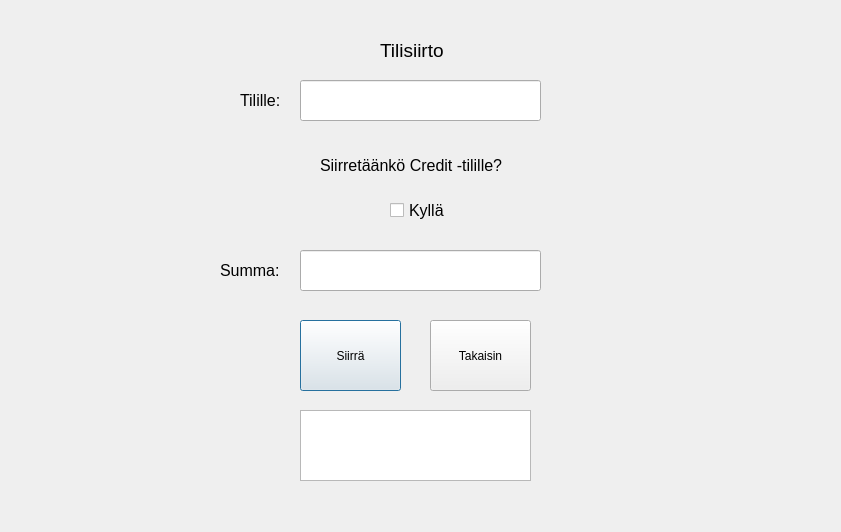
Qt form bankautomat/tilisiirto.ui (tvt21kmo-bank-project/group_8) before a commit.
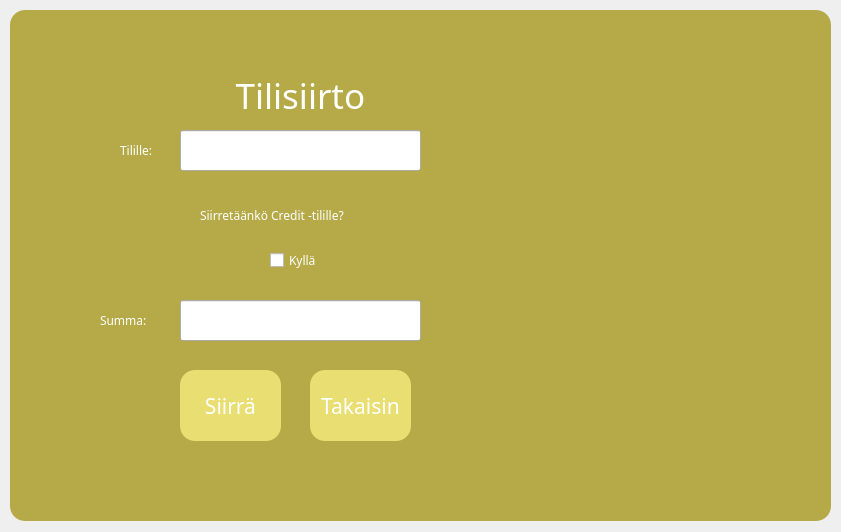
The same form after that commit.

```diff
--- a/bankautomat/tilisiirto.ui
+++ b/bankautomat/tilisiirto.ui
@@ -13,151 +13,229 @@
   <property name="windowTitle">
    <string>Dialog</string>
   </property>
-  <widget class="QPushButton" name="btnSiirra">
-   <property name="geometry">
-    <rect>
-     <x>300</x>
-     <y>320</y>
-     <width>101</width>
-     <height>71</height>
-    </rect>
-   </property>
-   <property name="text">
-    <string>Siirrä</string>
-   </property>
-  </widget>
-  <widget class="QPushButton" name="btnTakaisin">
+  <property name="styleSheet">
+   <string notr="true"> *
+{
+font-family: century gothic;
+color:white;
+}
+QPushButton
+{
+background:#e9de72;
+border-radius:60px;
+
+}
+QPushButton
+{
+color:;
+border-radius:15px;
+}
+QFrame
+{
+background:#b5aa47;
+border-radius:15px;
+}
+</string>
+  </property>
+  <widget class="QFrame" name="frame">
    <property name="geometry">
     <rect>
-     <x>430</x>
-     <y>320</y>
-     <width>101</width>
-     <height>71</height>
+     <x>10</x>
+     <y>10</y>
+     <width>821</width>
+     <height>511</height>
     </rect>
    </property>
-   <property name="text">
-    <string>Takaisin</string>
+   <property name="frameShape">
+    <enum>QFrame::StyledPanel</enum>
    </property>
-  </widget>
-  <widget class="QLineEdit" name="lineTilille">
-   <property name="geometry">
-    <rect>
-     <x>300</x>
-     <y>80</y>
-     <width>241</width>
-     <height>41</height>
-    </rect>
+   <property name="frameShadow">
+    <enum>QFrame::Raised</enum>
    </property>
-  </widget>
   <widget class="QLabel" name="label">
    <property name="geometry">
     <rect>
-     <x>380</x>
-     <y>20</y>
+      <x>200</x>
+      <y>60</y>
      <width>181</width>
-     <height>61</height>
+      <height>51</height>
     </rect>
    </property>
    <property name="font">
     <font>
-     <pointsize>14</pointsize>
+      <family>century gothic</family>
+      <pointsize>26</pointsize>
     </font>
    </property>
    <property name="text">
     <string>Tilisiirto</string>
    </property>
-  </widget>
-  <widget class="QLabel" name="label_2">
+    <property name="alignment">
+     <set>Qt::AlignCenter</set>
+    </property>
+   </widget>
+   <widget class="QTextEdit" name="textSiirto">
    <property name="geometry">
     <rect>
-     <x>320</x>
-     <y>140</y>
-     <width>271</width>
-     <height>51</height>
+      <x>480</x>
+      <y>120</y>
+      <width>231</width>
+      <height>311</height>
+     </rect>
+    </property>
+    <property name="styleSheet">
+     <string notr="true">QFrame
+{
+color:white;
+background:#34332f;
+}
+QLineEdit\n{\nfont: century gothic;\ncolor:black;\n}</string>
+    </property>
+   </widget>
+   <widget class="QPushButton" name="btnTakaisin">
+    <property name="geometry">
+     <rect>
+      <x>300</x>
+      <y>360</y>
+      <width>101</width>
+      <height>71</height>
     </rect>
    </property>
    <property name="font">
     <font>
-     <pointsize>12</pointsize>
+      <family>century gothic</family>
+      <pointsize>16</pointsize>
     </font>
    </property>
    <property name="text">
-    <string>Siirretäänkö Credit -tilille?</string>
+     <string>Takaisin</string>
    </property>
   </widget>
   <widget class="QLabel" name="label_3">
    <property name="geometry">
     <rect>
-     <x>240</x>
-     <y>70</y>
+      <x>110</x>
+      <y>110</y>
      <width>51</width>
      <height>61</height>
     </rect>
    </property>
    <property name="font">
     <font>
-     <pointsize>12</pointsize>
+      <family>century gothic</family>
     </font>
    </property>
    <property name="text">
     <string>Tilille:</string>
    </property>
   </widget>
+   <widget class="QPushButton" name="btnSiirra">
+    <property name="geometry">
+     <rect>
+      <x>170</x>
+      <y>360</y>
+      <width>101</width>
+      <height>71</height>
+     </rect>
+    </property>
+    <property name="font">
+     <font>
+      <family>century gothic</family>
+      <pointsize>16</pointsize>
+     </font>
+    </property>
+    <property name="text">
+     <string>Siirrä</string>
+    </property>
+   </widget>
   <widget class="QLineEdit" name="lineSumma">
    <property name="geometry">
     <rect>
-     <x>300</x>
-     <y>250</y>
+      <x>170</x>
+      <y>290</y>
      <width>241</width>
      <height>41</height>
     </rect>
    </property>
-  </widget>
-  <widget class="QLabel" name="label_4">
-   <property name="geometry">
-    <rect>
-     <x>220</x>
-     <y>240</y>
-     <width>71</width>
-     <height>61</height>
-    </rect>
-   </property>
-   <property name="font">
-    <font>
-     <pointsize>12</pointsize>
-    </font>
-   </property>
-   <property name="text">
-    <string>Summa:</string>
-   </property>
-  </widget>
-  <widget class="QTextEdit" name="textSiirto">
+    <property name="styleSheet">
+     <string notr="true">QLineEdit
+{
+font: century gothic;
+color:black;
+}</string>
+    </property>
+   </widget>
+   <widget class="QLineEdit" name="lineTilille">
    <property name="geometry">
     <rect>
-     <x>300</x>
-     <y>410</y>
-     <width>231</width>
-     <height>71</height>
-    </rect>
-   </property>
+      <x>170</x>
+      <y>120</y>
+      <width>241</width>
+      <height>41</height>
+     </rect>
+    </property>
+    <property name="styleSheet">
+     <string notr="true">QLineEdit
+{
+font: century gothic;
+color:black;
+}</string>
+    </property>
   </widget>
   <widget class="QCheckBox" name="checkBox">
    <property name="geometry">
     <rect>
-     <x>390</x>
-     <y>180</y>
+      <x>260</x>
+      <y>220</y>
      <width>81</width>
      <height>61</height>
     </rect>
    </property>
    <property name="font">
     <font>
-     <pointsize>12</pointsize>
+      <family>century gothic</family>
     </font>
    </property>
    <property name="text">
     <string>Kyllä</string>
    </property>
+   </widget>
+   <widget class="QLabel" name="label_2">
+    <property name="geometry">
+     <rect>
+      <x>190</x>
+      <y>180</y>
+      <width>271</width>
+      <height>51</height>
+     </rect>
+    </property>
+    <property name="font">
+     <font>
+      <family>century gothic</family>
+     </font>
+    </property>
+    <property name="text">
+     <string>Siirretäänkö Credit -tilille?</string>
+    </property>
+   </widget>
+   <widget class="QLabel" name="label_4">
+    <property name="geometry">
+     <rect>
+      <x>90</x>
+      <y>280</y>
+      <width>71</width>
+      <height>61</height>
+     </rect>
+    </property>
+    <property name="font">
+     <font>
+      <family>century gothic</family>
+     </font>
+    </property>
+    <property name="text">
+     <string>Summa:</string>
+    </property>
+   </widget>
   </widget>
  </widget>
  <resources/>
```
Lines whose indentation alone changed are shown as unchanged.
